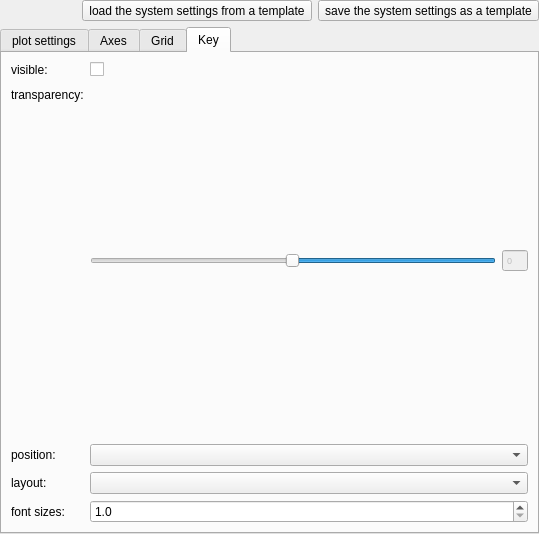
Qt form plugins/table/qfrdrtableplotsettingswidget.ui (jkriege2/QuickFit3) before a commit.
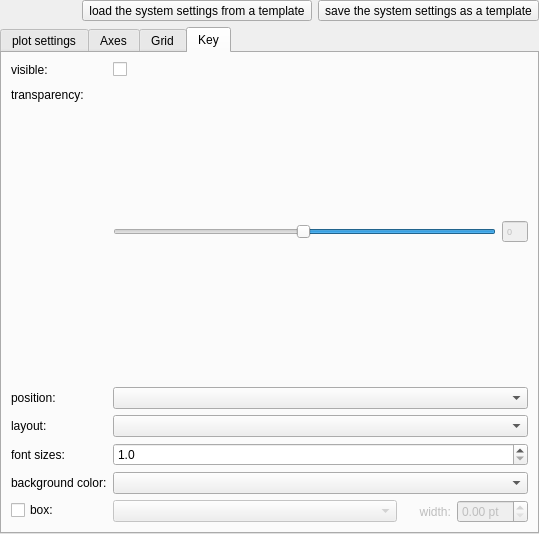
The same form after that commit. The open tabs and pages were chosen to show the change. Icons and pictures are not drawn. Custom widgets are drawn as their Qt base class.

Commit message: QuickFit3/lib: improved speed of JKQtPlotter QuickFit3/table: added options to set key line width, line color, background color, ...)

```diff
--- a/plugins/table/qfrdrtableplotsettingswidget.ui
+++ b/plugins/table/qfrdrtableplotsettingswidget.ui
@@ -548,6 +548,9 @@
        <string>Key</string>
       </attribute>
       <layout class="QFormLayout" name="formLayout_2">
+       <property name="fieldGrowthPolicy">
+        <enum>QFormLayout::AllNonFixedFieldsGrow</enum>
+       </property>
        <item row="0" column="0">
         <widget class="QLabel" name="label_37">
          <property name="text">
@@ -695,6 +698,55 @@
          </property>
         </widget>
        </item>
+       <item row="5" column="0">
+        <widget class="QLabel" name="label_3">
+         <property name="text">
+          <string>background color:</string>
+         </property>
+        </widget>
+       </item>
+       <item row="5" column="1">
+        <widget class="ColorComboBox" name="cmbKeyBackground"/>
+       </item>
+       <item row="6" column="0">
+        <widget class="QCheckBox" name="chkKeyBox">
+         <property name="text">
+          <string>box:</string>
+         </property>
+        </widget>
+       </item>
+       <item row="6" column="1">
+        <widget class="QWidget" name="horizontalWidget" native="true">
+         <property name="enabled">
+          <bool>false</bool>
+         </property>
+         <layout class="QHBoxLayout" name="horizontalLayout_2" stretch="1,0,0">
+          <property name="margin">
+           <number>0</number>
+          </property>
+          <item>
+           <widget class="ColorComboBox" name="cmbKeyBoxColor"/>
+          </item>
+          <item>
+           <widget class="QLabel" name="label_4">
+            <property name="text">
+             <string>     width:</string>
+            </property>
+           </widget>
+          </item>
+          <item>
+           <widget class="QDoubleSpinBox" name="spinKeyBoxWidth">
+            <property name="prefix">
+             <string/>
+            </property>
+            <property name="suffix">
+             <string> pt</string>
+            </property>
+           </widget>
+          </item>
+         </layout>
+        </widget>
+       </item>
       </layout>
      </widget>
     </widget>
```
Left out of the diff: 24 changed lines with no effect on the pictures. The commit also changes 10 other files.
